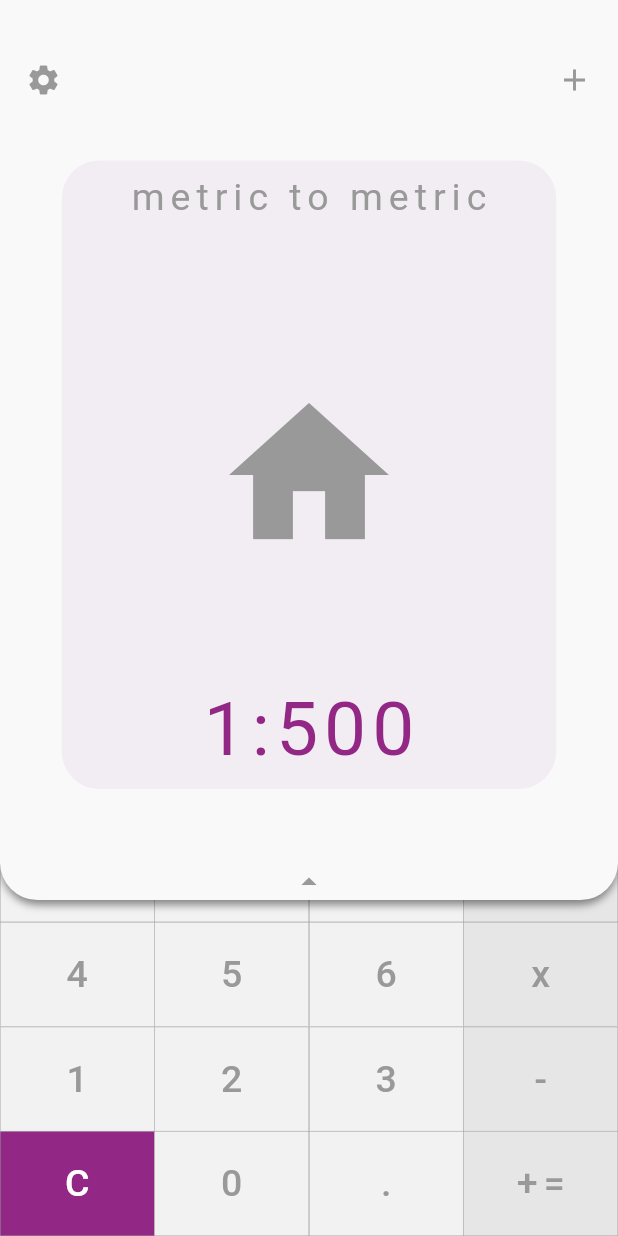
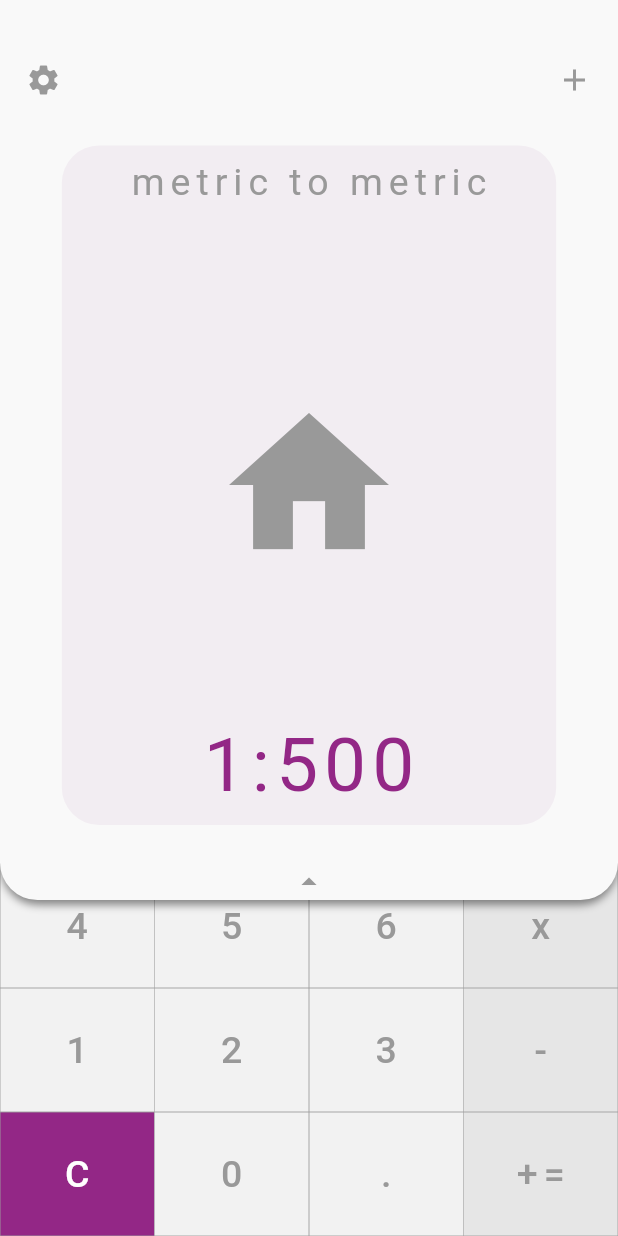
Before and after one commit to TomBursch/Skaler, a Flutter app: the screen it shows after launch, scrolled down 60 dp, after a tap on the "arrow drop down" icon, on a phone screen of 412 x 824 dp. Run offline on Flutter 3.47's test engine with Material 2 defaults, Android fonts, the phone set to English and light mode, and no system bars; Roboto replaces fonts that are missing (Century Gothic).

Commit message:
Update Interaction

```diff
--- a/skaler/lib/views/pages/converter.dart
+++ b/skaler/lib/views/pages/converter.dart
@@ -26,6 +26,7 @@ class _ConverterState extends State<Converter> {
     super.didUpdateWidget(oldWidget);
     baseValue.valueUnit = widget.scale.fromMetric?Unit.meters:Unit.feet;
     scaledValue.valueUnit = widget.scale.toMetric?Unit.meters:Unit.feet;
+    _convert();
   }
 
   @override
@@ -62,7 +63,7 @@ class _ConverterState extends State<Converter> {
         )
       ),
       Expanded(
-        flex: 3,
+        flex: 4,
         child: Keypad(
           onEnter: input,
           selectedOp: currentOperation,
--- a/skaler/lib/views/pages/homepage.dart
+++ b/skaler/lib/views/pages/homepage.dart
@@ -58,10 +58,12 @@ class _HomePageState extends State<HomePage> {
             alignment: Alignment(0, 0),
             duration: Duration(milliseconds: 200),
             curve: Curves.decelerate,
-            child: Column(
-              mainAxisAlignment: MainAxisAlignment.center,
+            child: Stack(
+              alignment: Alignment.bottomCenter,
               children: <Widget>[
-                Expanded(child: (openPercentage==100.0)?
+                Container(
+                  constraints: BoxConstraints.expand(),
+                  child: (openPercentage==100.0)?
                               Options(
                                 selectedScale: selectedScale,
                                 selectScale: selectScale,
@@ -69,15 +71,20 @@ class _HomePageState extends State<HomePage> {
                                 removeScale: removeScale,
                                 scaleList: scaleList,
                               ):
-                              Center(child: Text("1:${_getSelectedScaler().scaler}", style: SkalerStyles.defaultTextStyle,))),
+                              Transform.translate(
+                                offset: const Offset(0, -5),
+                                child: Center(child: Text("1:${_getSelectedScaler().scaler}", style: SkalerStyles.defaultTextStyle,))
+                              )
+                ),
                 GestureDetector(
                   onVerticalDragUpdate: _dragUpdate,
                   onVerticalDragEnd: _dragEnd,
                   onTap: _toggleOptions,
                   child: Container(
+                    alignment: Alignment.bottomCenter,
                     child: RotationTransition(child: Icon(Icons.arrow_drop_down), turns: AlwaysStoppedAnimation(openPercentage/200),),
                     decoration: BoxDecoration(),
-                    constraints: BoxConstraints(minWidth: double.infinity),
+                    constraints: BoxConstraints(minWidth: double.infinity, maxHeight: 56),
                 ))
               ],
             ),
--- a/skaler/lib/views/pages/options.dart
+++ b/skaler/lib/views/pages/options.dart
@@ -37,7 +37,7 @@ class _OptionsState extends State<Options>{
         Expanded(child: ListView.builder(
           controller: ScrollController(initialScrollOffset: widget.selectedScale*(MediaQuery.of(context).size.width*0.8 + 20)),
           scrollDirection: Axis.horizontal,
-          padding: EdgeInsets.only(bottom: 50, top: 30),
+          padding: EdgeInsets.only(bottom: 50, top: 20),
           physics: BouncingScrollPhysics(),
           itemCount: widget.scaleList.length+(widget.scaleList.length>0?2:0),
           itemBuilder: (context, index) {
--- a/skaler/lib/views/scaleItem.dart
+++ b/skaler/lib/views/scaleItem.dart
@@ -37,7 +37,10 @@ class ScaleItem extends StatelessWidget{
             ),
             Align(
               alignment: Alignment.topCenter,
-              child: Text("${scale.fromMetric?"metric":"imperial"} to ${scale.toMetric?"metric":"imperial"}", style: SkalerStyles.lightTextStyle,),
+              child: FittedBox(
+                fit: BoxFit.scaleDown,
+                child: Text("${scale.fromMetric?"metric":"imperial"} to ${scale.toMetric?"metric":"imperial"}", style: SkalerStyles.lightTextStyle,),
+              )
             )
           ],
         ),
--- a/skaler/lib/views/valueView.dart
+++ b/skaler/lib/views/valueView.dart
@@ -29,10 +29,15 @@ class ValueView extends StatelessWidget{
             ),
             constraints: BoxConstraints.expand(),
             padding: EdgeInsets.all(5),
-            margin: EdgeInsets.all(15),
+            margin: EdgeInsets.fromLTRB(15, 15, 15, 10),
           ),
           Container(
-            child: Center(child: Text((value==null)?"null":Unit.getString(value.valueUnit).toUpperCase(), style: SkalerStyles.defaultTextStyle.apply(fontSizeFactor: 0.6))),
+            child: Center(child: FittedBox(
+              fit: BoxFit.scaleDown,
+              child: Text((value==null)?"null":Unit.getString(value.valueUnit).toUpperCase(),
+                style: SkalerStyles.defaultTextStyle.apply(fontSizeFactor: 0.6)
+              )
+            )),
             decoration: BoxDecoration(
               color: SkalerColors.primaryLightColor,
               borderRadius: BorderRadius.circular(50.0)
```
